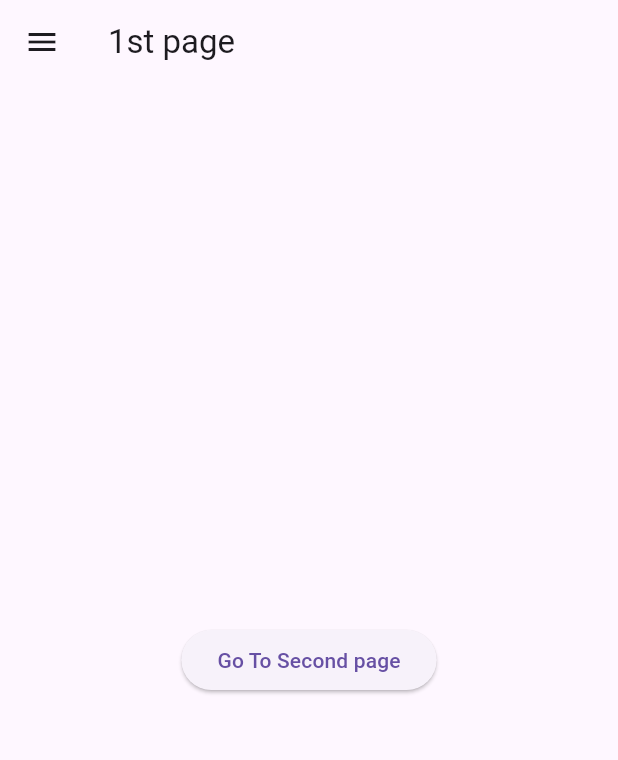
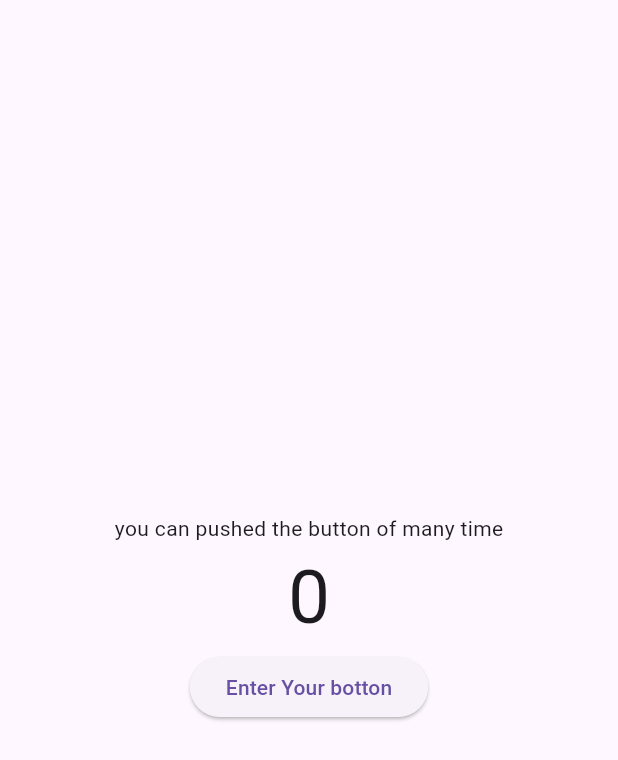
Before and after one commit to Eric-Study-369/flutter_master-class, a Flutter app: the screen it shows after launch, on a phone screen of 412 x 824 dp. Shown: the top 760 px of the screen. Run offline on Flutter 3.47's test engine with Material 3 defaults, Android fonts, the phone set to English and light mode, and no system bars.

Commit message:
feat(counter_page.dart): 1:02:10 Stateless / Stateful widget

```diff
--- a/lib/main.dart
+++ b/lib/main.dart
@@ -1,10 +1,5 @@
-// ignore_for_file: prefer_const_constructors, equal_keys_in_map
-
 import 'package:flutter/material.dart';
-import 'package:flutter_tutorial/page/first_page.dart';
-import 'package:flutter_tutorial/page/home_page.dart';
-import 'package:flutter_tutorial/page/second_page.dart';
-import 'package:flutter_tutorial/page/setting_page.dart';
+import 'package:flutter_tutorial/page/counter_page.dart';
 
 void main() {
   runApp(MyApp());
@@ -16,14 +11,7 @@ class MyApp extends StatelessWidget {
   @override
   Widget build(BuildContext context) {
     return MaterialApp(
-      debugShowCheckedModeBanner: false,
-      home: Firstpage(),
-      routes: {
-        '/firstpage': (context) => Firstpage(),
-        '/secondpage': (context) => Secondtpage(),
-        '/homepage': (context) => homepage(),
-        '/settingpage': (context) => Settingpage(),
-      },
+      home: CounterPage(),
     );
   }
 }
--- /dev/null
+++ b/lib/page/counter_page.dart
@@ -0,0 +1,38 @@
+import 'package:flutter/material.dart';
+
+class CounterPage extends StatefulWidget {
+  const CounterPage({super.key});
+
+  @override
+  State<CounterPage> createState() => _CounterpageState();
+}
+
+class _CounterpageState extends State<CounterPage> {
+  int _conter = 0;
+
+  void _incrementCounter() {
+    setState(() {
+      _conter++;
+    });
+  }
+
+  @override
+  Widget build(BuildContext context) {
+    return Scaffold(
+      body: Center(
+        child: Column(
+          mainAxisAlignment: MainAxisAlignment.center,
+          children: [
+            Text("you can pushed the button of many time"),
+            Text(
+              _conter.toString(),
+              style: TextStyle(fontSize: 50),
+            ),
+            ElevatedButton(
+                onPressed: _incrementCounter, child: Text("Enter Your botton")),
+          ],
+        ),
+      ),
+    );
+  }
+}
```
Also changed, not shown: flutter_01.png (added), flutter_02.png (added), flutter_03.png (added).
